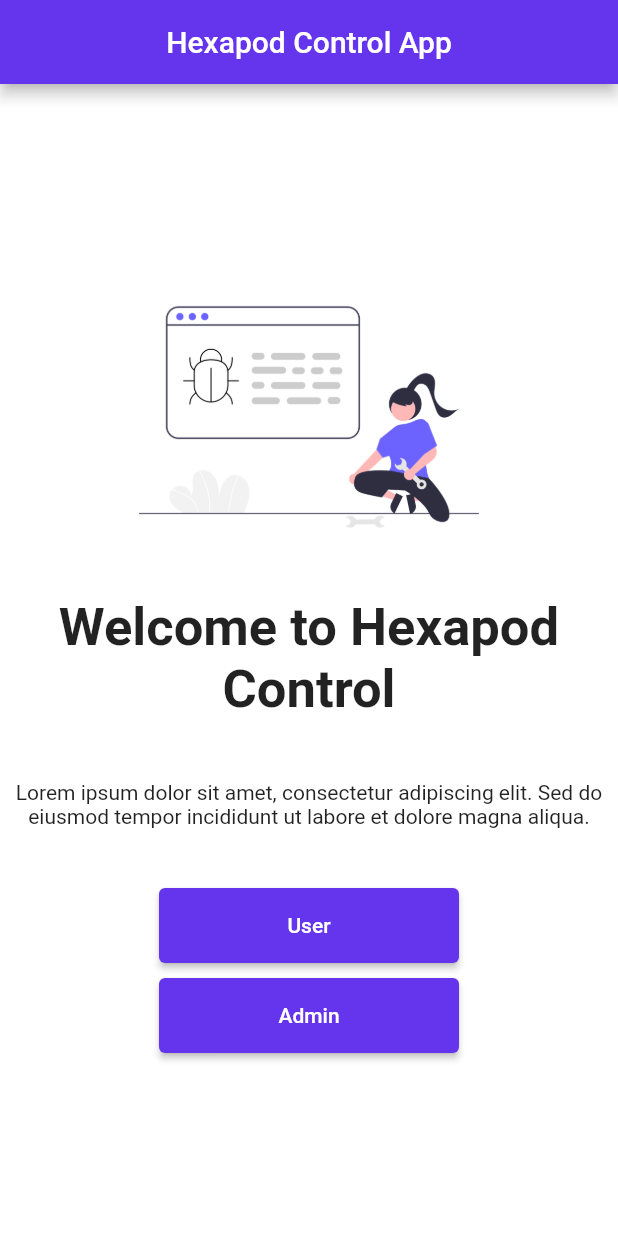
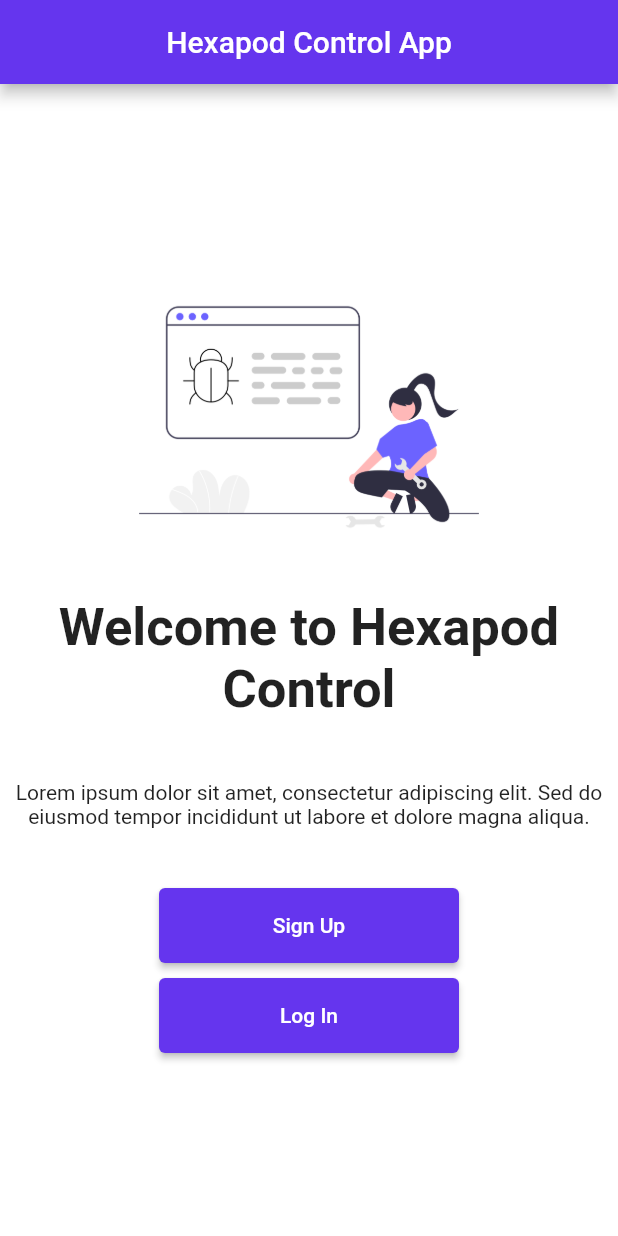
Before and after one commit to Santhosh1209/hexapod_app, a Flutter app: the screen it shows after launch, on a phone screen of 412 x 824 dp. Run offline on Flutter 3.47's test engine with Material 2 defaults, Android fonts, the light colour scheme and no system bars.

Commit message:
added homepage

```diff
--- a/lib/FAQPage.dart
+++ b/lib/FAQPage.dart
@@ -5,7 +5,7 @@ class FAQPage extends StatelessWidget {
   Widget build(BuildContext context) {
     return Scaffold(
       appBar: AppBar(
-        title: Text('FAQ'),
+        title: Text('FAQs'),
         centerTitle: true, // Center the title
         backgroundColor: Color(0xFF6535ee), // Set AppBar background color to #6535ee
       ),
--- a/lib/Navigation.dart
+++ b/lib/Navigation.dart
@@ -29,7 +29,7 @@ class _NavigationStateState extends State<NavigationState> {
 
   // create a list of pages
   final List<Widget> _pages = [
-    HomePage(),
+    MyAccountPage(),
     AnnouncementsPage(),
     LiveTrackingPage(),
     FAQPage(),
--- a/lib/main.dart
+++ b/lib/main.dart
@@ -1,5 +1,6 @@
 import 'package:flutter/material.dart';
 import 'signup.dart';
+import 'login_page.dart';
 
 void main() {
   runApp(MyApp());
@@ -71,28 +72,26 @@ class StartPage extends StatelessWidget {
               children: <Widget>[
                 ElevatedButton(
                   onPressed: () {
-                    // Handle user button click
-                    // You can navigate to the user page here
                       Navigator.push(context,
                           MaterialPageRoute(builder: (context) => SignUpPage()));
-                  },
-                  style: ElevatedButton.styleFrom(
-                    primary: Color(0xFF6535ee), // Button color
-                    minimumSize: Size(200, 50), // Set button size
-                  ),
-                  child: Text('User'),
-                ),
-                SizedBox(height: 10.0), // Spacing between buttons
-                ElevatedButton(
-                  onPressed: () {
-                    // Handle admin button click
-                    // You can navigate to the admin page here
                   },
                   style: ElevatedButton.styleFrom(
                     backgroundColor: Color(0xFF6535ee), // Button color
                     minimumSize: Size(200, 50), // Set button size
                   ),
-                  child: Text('Admin'),
+                  child: Text('Sign Up'),
+                ),
+                SizedBox(height: 10.0), // Spacing between buttons
+                ElevatedButton(
+                  onPressed: () {
+                    Navigator.push(context,
+                        MaterialPageRoute(builder: (context) => LoginPage()));
+                  },
+                  style: ElevatedButton.styleFrom(
+                    backgroundColor: Color(0xFF6535ee), // Button color
+                    minimumSize: Size(200, 50), // Set button size
+                  ),
+                  child: Text('Log In'),
                 ),
               ],
             ),
```
Also changed, not shown: lib/HomePage.dart (+58 -6 lines).
